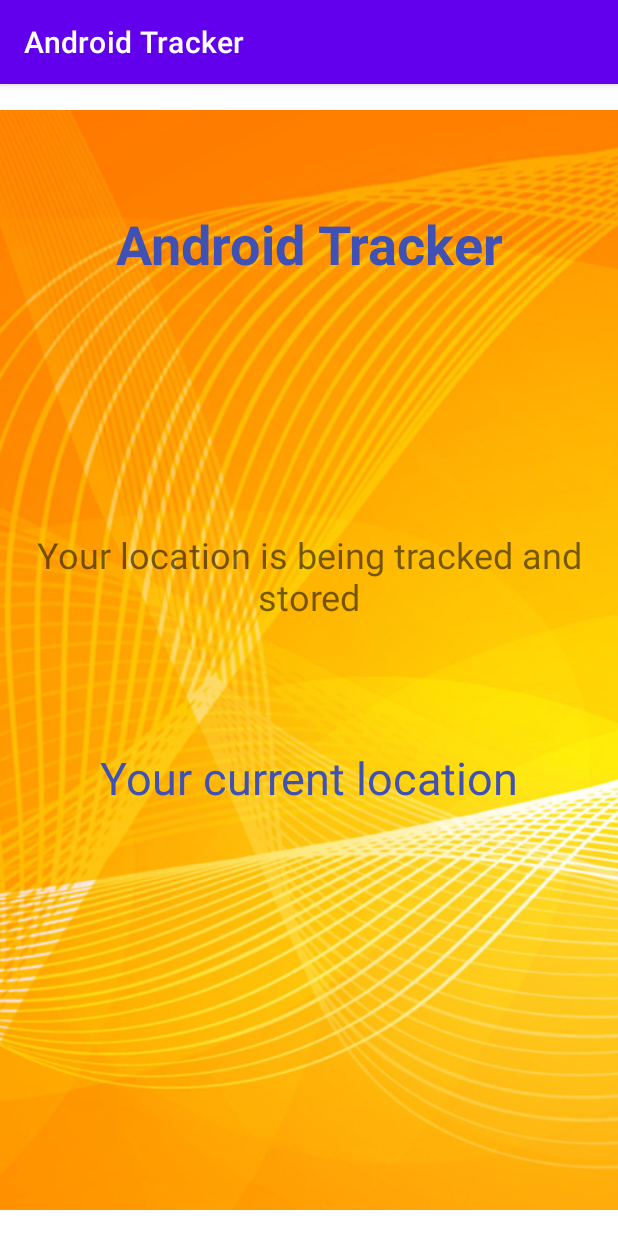
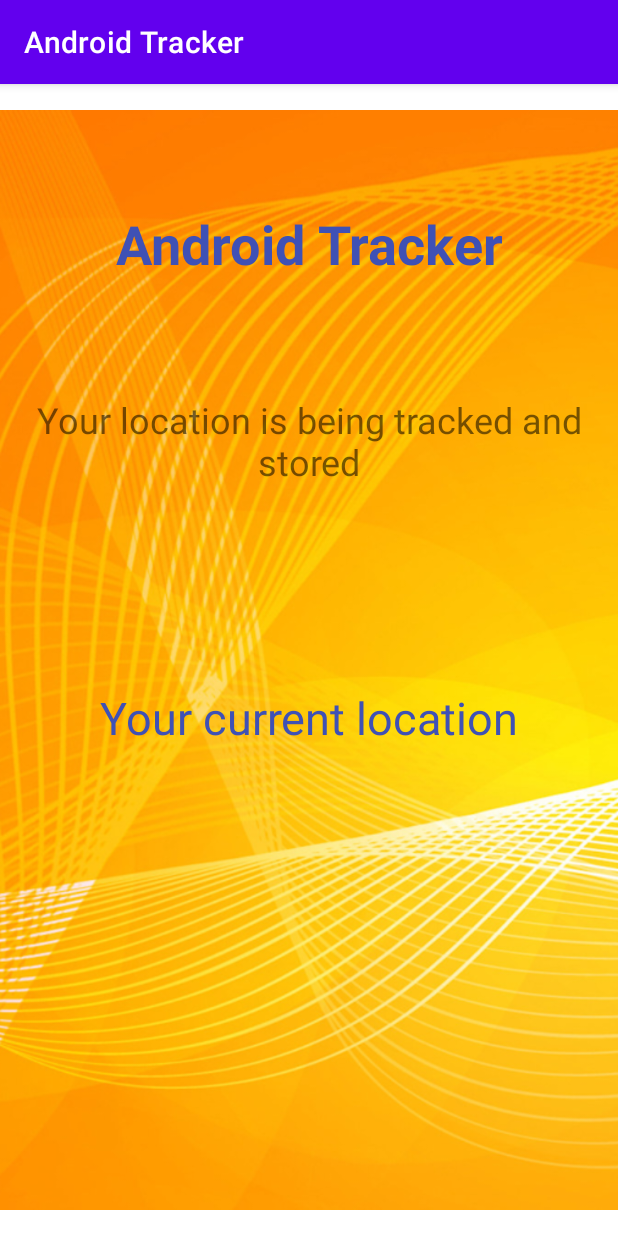
Before and after one commit to carmenlevine/DissTracking, an Android app: the screen it shows after launch (MainActivity), on a phone screen of 412 x 824 dp. Run offline under Robolectric (Android 15) with nearby library versions, the phone set to English and light mode, and no system bars.

```diff
--- a/app/build.gradle
+++ b/app/build.gradle
@@ -32,6 +32,7 @@ dependencies {
     implementation 'androidx.appcompat:appcompat:1.2.0'
     implementation 'com.google.android.material:material:1.2.1'
     implementation 'androidx.constraintlayout:constraintlayout:2.0.4'
+    //implementation 'com.google.android.gms:play-services:11.0.1'
     testImplementation 'junit:junit:4.+'
     androidTestImplementation 'androidx.test.ext:junit:1.1.2'
     androidTestImplementation 'androidx.test.espresso:espresso-core:3.3.0'
--- a/app/src/main/AndroidManifest.xml
+++ b/app/src/main/AndroidManifest.xml
@@ -6,6 +6,7 @@
     <uses-permission android:name="android.permission.INTERNET"/>
     <uses-permission android:name="android.permission.ACCESS_FINE_LOCATION" />
     <application
+        android:usesCleartextTraffic="true"
         android:allowBackup="true"
         android:icon="@mipmap/ic_launcher"
         android:label="@string/Android_Tracker"
--- a/app/src/main/java/com/example/disstrackingapp/MainActivity.java
+++ b/app/src/main/java/com/example/disstrackingapp/MainActivity.java
@@ -3,16 +3,12 @@ package com.example.disstrackingapp;
 import androidx.annotation.NonNull;
 import androidx.appcompat.app.AppCompatActivity;
 import androidx.core.app.ActivityCompat;
-
 import android.Manifest;
-import android.content.Context;
 import android.content.pm.PackageManager;
-import android.location.Criteria;
 import android.os.Bundle;
 import android.location.Location;
 import android.location.LocationManager;
 import android.location.LocationListener;
-
 import android.widget.TextView;
 import android.widget.Toast;
 
@@ -20,7 +16,6 @@ public class MainActivity extends AppCompatActivity {
 
     double lat;
     double lon;
-    String provider;
     String latitude, longitude;
 
 
@@ -30,22 +25,29 @@ public class MainActivity extends AppCompatActivity {
         setContentView(R.layout.activity_main);
 
         String [] requiredPermissions = {
-                Manifest.permission.INTERNET, Manifest.permission.ACCESS_FINE_LOCATION, Manifest.permission.ACCESS_COARSE_LOCATION};
+                Manifest.permission.INTERNET, Manifest.permission.ACCESS_FINE_LOCATION, Manifest.permission.ACCESS_COARSE_LOCATION };
         boolean ok = true;
         for (int i=0; i<requiredPermissions.length; i++){
             int result = ActivityCompat.checkSelfPermission(this, requiredPermissions[i]);
             if (result != PackageManager.PERMISSION_GRANTED){
+                //Toast.makeText(this, "Permissions not granted", Toast.LENGTH_SHORT).show();
                 ok = false;
-            } else {
+            } else { //hits this
+                //Toast.makeText(this, "Permissions granted", Toast.LENGTH_SHORT).show();
                 ok = true;
             }
         }
            if (ok){ //getting GPS location through latitude and longitude
-            LocationManager locationManager = (LocationManager)getSystemService(Context.LOCATION_SERVICE);
-            Location location = locationManager.getLastKnownLocation(LocationManager.GPS_PROVIDER);
-            if (location != null){
+               //Toast.makeText(this, "Hits if ok function", Toast.LENGTH_SHORT).show();
+            ActivityCompat.requestPermissions(this, requiredPermissions, 1);
+            LocationManager locationManager = (LocationManager)getSystemService((LOCATION_SERVICE));
+            //Location location = locationManager.getLastKnownLocation(LocationManager.GPS_PROVIDER);
+            locationManager.requestLocationUpdates(LocationManager.GPS_PROVIDER, 0, 0, new LocationListener() {
+                @Override
+                public void onLocationChanged(@NonNull Location location) {
                     lat = location.getLatitude();
                     lon = location.getLongitude();
+
                     latitude = String.valueOf(lat);
                     longitude = String.valueOf(lon);
 
@@ -55,11 +57,13 @@ public class MainActivity extends AppCompatActivity {
                     TextView textLon = (TextView) findViewById(R.id.LongText);
                     textLon.setText("Longitude = " + longitude);
                 }
+            });
 
-        } else { //error - doesn't compile from this point
+        } else { //error
             Toast.makeText(this, "Unable to find location", Toast.LENGTH_SHORT).show();
-            //ActivityCompat.requestPermissions(this, requiredPermissions, 1);
+
             System.exit(0);
         }
+
         }
     }
--- a/app/src/main/res/layout/activity_main.xml
+++ b/app/src/main/res/layout/activity_main.xml
@@ -13,6 +13,7 @@
         android:layout_height="wrap_content"
         android:contentDescription="@string/Background_image"
         app:layout_constraintEnd_toEndOf="parent"
+        app:layout_constraintHorizontal_bias="0.0"
         app:layout_constraintStart_toStartOf="parent"
         app:layout_constraintTop_toTopOf="parent"
         app:srcCompat="@drawable/background_image" />
@@ -44,7 +45,7 @@
         app:layout_constraintHorizontal_bias="0.0"
         app:layout_constraintStart_toStartOf="parent"
         app:layout_constraintTop_toBottomOf="@+id/titleText"
-        app:layout_constraintVertical_bias="0.289" />
+        app:layout_constraintVertical_bias="0.133" />
 
     <TextView
         android:id="@+id/currLocText"
@@ -59,7 +60,7 @@
         app:layout_constraintEnd_toEndOf="parent"
         app:layout_constraintStart_toStartOf="parent"
         app:layout_constraintTop_toBottomOf="@+id/middleText"
-        app:layout_constraintVertical_bias="0.0" />
+        app:layout_constraintVertical_bias="0.134" />
 
     <TextView
         android:id="@+id/LatText"
@@ -88,4 +89,15 @@
         app:layout_constraintStart_toStartOf="parent"
         app:layout_constraintTop_toBottomOf="@+id/LatText"
         app:layout_constraintVertical_bias="0.42" />
+
+<!--    <Button-->
+<!--        android:id="@+id/GetLocationButton"-->
+<!--        android:layout_width="wrap_content"-->
+<!--        android:layout_height="wrap_content"-->
+<!--        android:text="Find location"-->
+<!--        app:layout_constraintBottom_toTopOf="@+id/currLocText"-->
+<!--        app:layout_constraintEnd_toEndOf="parent"-->
+<!--        app:layout_constraintStart_toStartOf="parent"-->
+<!--        app:layout_constraintTop_toBottomOf="@+id/middleText" />-->
+
 </androidx.constraintlayout.widget.ConstraintLayout>
```
Lines whose indentation alone changed are shown as unchanged.
